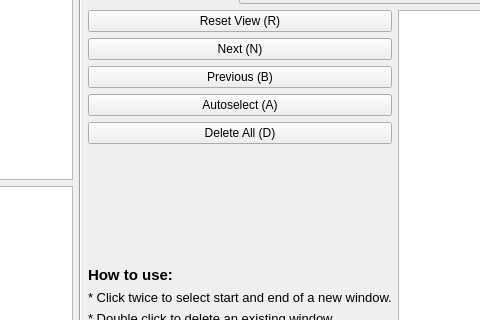
krischer/LASIF, file lasif/misfit_gui/qt_window.ui: the form before one commit; both pictures show x 437 to 917 and y 83 to 403 of the 1037 by 813 pixel window.
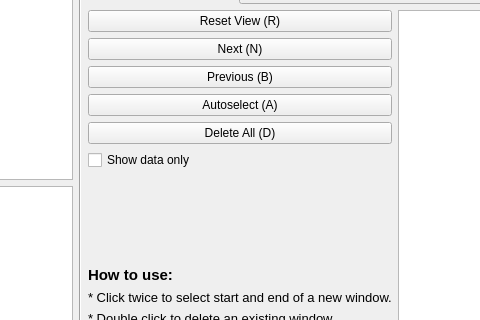
The form after the commit. Custom widgets are drawn as their Qt base class.

Commit message: Add data only toggle

```diff
--- a/lasif/misfit_gui/qt_window.ui
+++ b/lasif/misfit_gui/qt_window.ui
@@ -262,6 +262,13 @@
             </property>
            </widget>
           </item>
+          <item>
+           <widget class="QCheckBox" name="data_only_CheckBox">
+            <property name="text">
+             <string>Show data only</string>
+            </property>
+           </widget>
+          </item>
           <item>
            <spacer name="verticalSpacer">
             <property name="orientation">
```
The commit also changes 2 other files.
